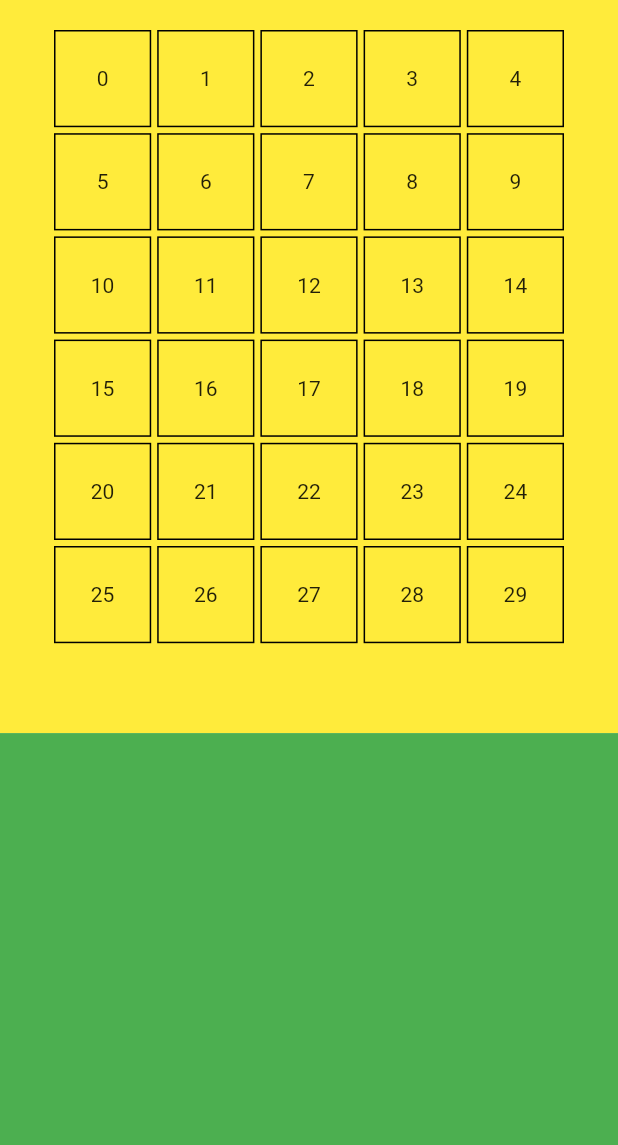
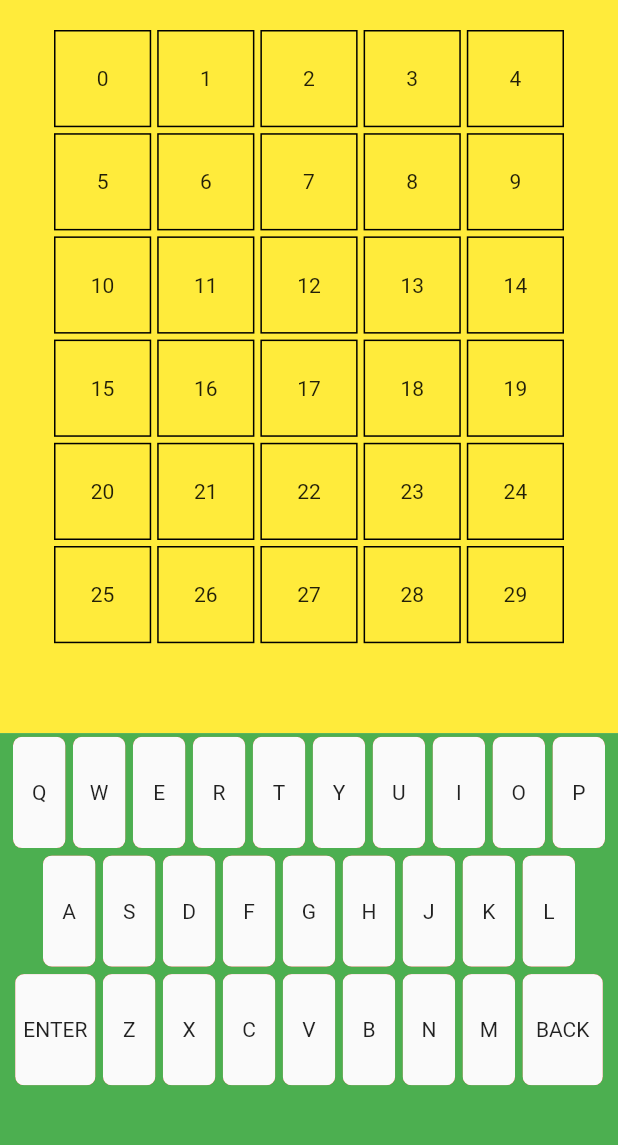
Before and after one commit to 8DietmarBarbarossa8/Wordle, a Flutter app: the screen it shows after launch, on a phone screen of 412 x 824 dp, the part 84-1229 px from its top. Run offline on Flutter 3.47's test engine with Material 2 defaults, Android fonts, the phone set to English and light mode, and no system bars.

Commit message:
added keyboard

```diff
--- /dev/null
+++ b/lib/components/keyboard_row.dart
@@ -0,0 +1,44 @@
+import 'package:flutter/material.dart';
+import 'package:wordle/data/keys_map.dart';
+
+class KeyBoardRow extends StatelessWidget {
+  const KeyBoardRow({
+    Key? key,
+    required this.min,
+    required this.max,
+  }) : super(key: key);
+
+  final int min, max;
+
+  @override
+  Widget build(BuildContext context) {
+    final size = MediaQuery.of(context).size;
+    int index = 0;
+    return Row(
+      mainAxisAlignment: MainAxisAlignment.center,
+      children: keysMap.entries.map((e) {
+        index++;
+        return index >= min && index <= max
+            ? Padding(
+                padding: EdgeInsets.all(size.width * .006),
+                child: ClipRRect(
+                  borderRadius: BorderRadius.circular(6),
+                  child: Container(
+                    width: size.width *
+                        (e.key == 'ENTER' || e.key == 'BACK' ? .13 : .085),
+                    height: size.height * .09,
+                    color: Colors.red,
+                    child: Material(
+                      child: InkWell(
+                        onTap: (){},
+                        child: Center(child: Text(e.key)),
+                      ),
+                    ),
+                  ),
+                ),
+              )
+            : const SizedBox();
+      }).toList(),
+    );
+  }
+}
--- /dev/null
+++ b/lib/constants/answer_stages.dart
@@ -0,0 +1,6 @@
+enum AnswerStage {
+  correct,
+  contains,
+  incorrect,
+  notAnswered,
+}
--- /dev/null
+++ b/lib/data/keys_map.dart
@@ -0,0 +1,32 @@
+import 'package:wordle/constants/answer_stages.dart';
+
+Map<String, AnswerStage> keysMap = {
+  'Q': AnswerStage.notAnswered,
+  'W': AnswerStage.notAnswered,
+  'E': AnswerStage.notAnswered,
+  'R': AnswerStage.notAnswered,
+  'T': AnswerStage.notAnswered,
+  'Y': AnswerStage.notAnswered,
+  'U': AnswerStage.notAnswered,
+  'I': AnswerStage.notAnswered,
+  'O': AnswerStage.notAnswered,
+  'P': AnswerStage.notAnswered,
+  'A': AnswerStage.notAnswered,
+  'S': AnswerStage.notAnswered,
+  'D': AnswerStage.notAnswered,
+  'F': AnswerStage.notAnswered,
+  'G': AnswerStage.notAnswered,
+  'H': AnswerStage.notAnswered,
+  'J': AnswerStage.notAnswered,
+  'K': AnswerStage.notAnswered,
+  'L': AnswerStage.notAnswered,
+  'ENTER': AnswerStage.notAnswered,
+  'Z': AnswerStage.notAnswered,
+  'X': AnswerStage.notAnswered,
+  'C': AnswerStage.notAnswered,
+  'V': AnswerStage.notAnswered,
+  'B': AnswerStage.notAnswered,
+  'N': AnswerStage.notAnswered,
+  'M': AnswerStage.notAnswered,
+  'BACK': AnswerStage.notAnswered,
+};
--- a/lib/pages/home_page.dart
+++ b/lib/pages/home_page.dart
@@ -1,5 +1,7 @@
 import 'package:flutter/material.dart';
 import 'package:wordle/components/grid.dart';
+import 'package:wordle/components/keyboard_row.dart';
+import 'package:wordle/data/keys_map.dart';
 
 class HomePage extends StatefulWidget {
   const HomePage({Key? key}) : super(key: key);
@@ -28,7 +30,16 @@ class _HomePageState extends State<HomePage> {
           ),
           Expanded(
             flex: 4,
-            child: Container(color: Colors.green),
+            child: Container(
+              color: Colors.green,
+              child: Column(
+                children: const [
+                  KeyBoardRow(min: 1, max: 10,),
+                  KeyBoardRow(min: 11, max: 19,),
+                  KeyBoardRow(min: 20, max: 29,),
+                ],
+              ),
+            ),
           ),
         ],
       ),
```
